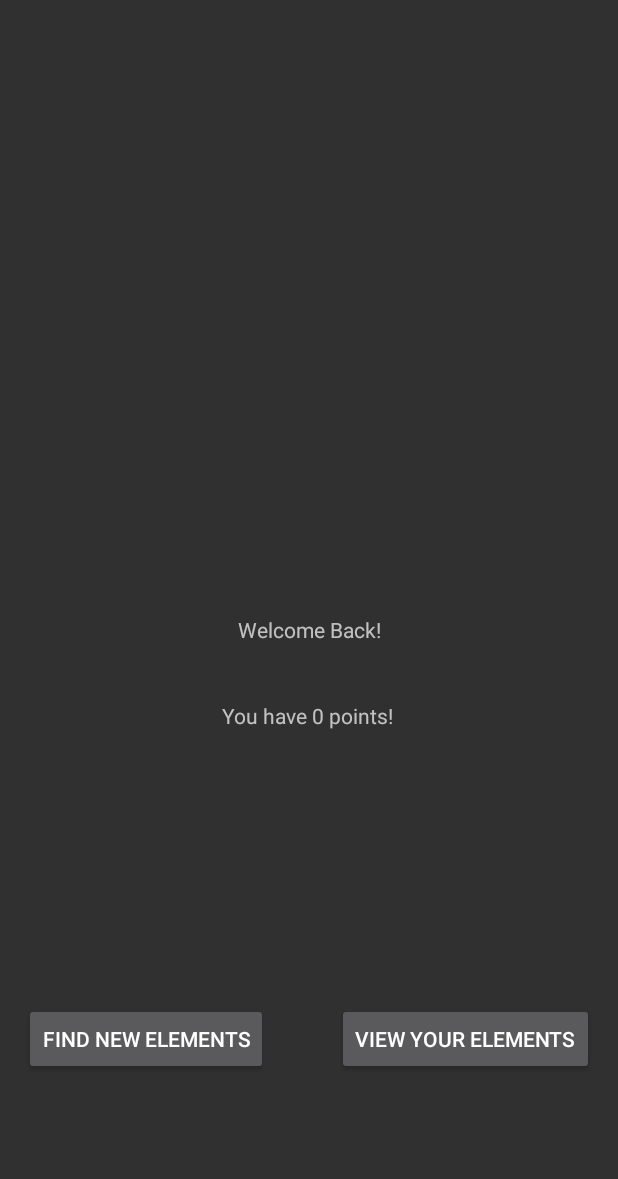
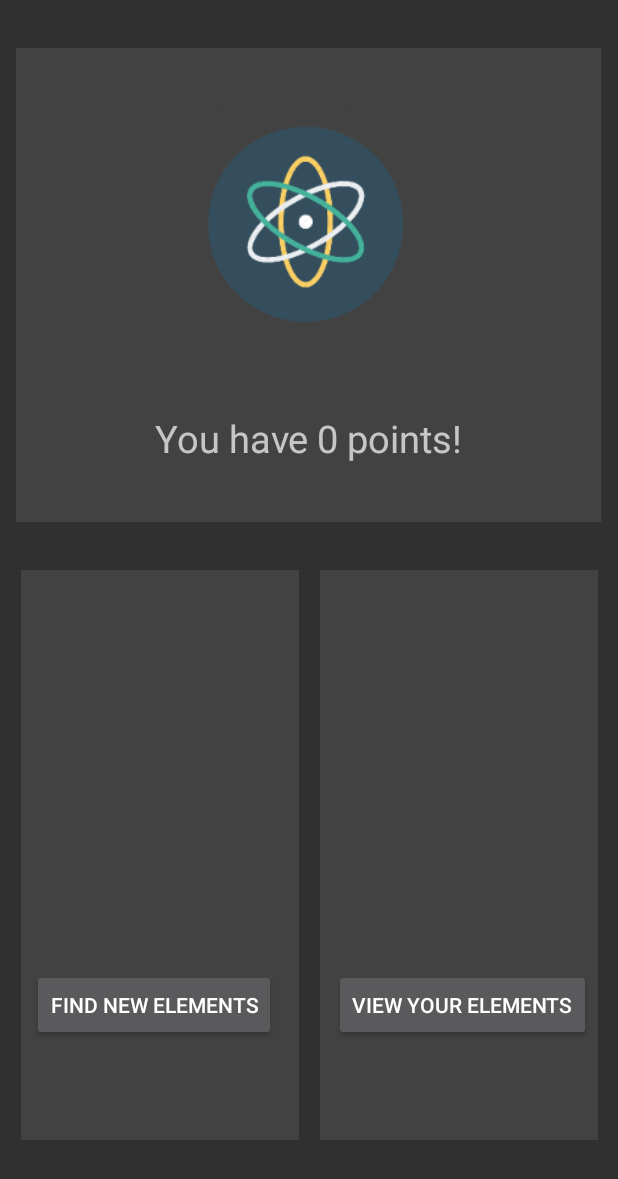
Before and after one commit to googsorbust/elemon-go, an Android app: the screen it shows after launch (HomeScreen), on a phone screen of 412 x 824 dp. Shown: the top 1179 px of the screen. Run offline under Robolectric (Android 15) with nearby library versions, the phone set to English and light mode, and no system bars.

Commit message:
Improve ui by creating card views

```diff
--- a/app/src/main/res/layout/activity_home_screen.xml
+++ b/app/src/main/res/layout/activity_home_screen.xml
@@ -2,73 +2,125 @@
 <android.support.constraint.ConstraintLayout xmlns:android="http://schemas.android.com/apk/res/android"
     xmlns:app="http://schemas.android.com/apk/res-auto"
     xmlns:tools="http://schemas.android.com/tools"
+    android:id="@+id/constraintLayout3"
     android:layout_width="match_parent"
     android:layout_height="match_parent"
     tools:context=".HomeScreen">
 
-    <TextView
-        android:id="@+id/welcomeLabel"
-        android:layout_width="wrap_content"
-        android:layout_height="wrap_content"
+    <android.support.constraint.ConstraintLayout
+        android:id="@+id/topCard"
+        android:layout_width="390dp"
+        android:layout_height="0dp"
+        android:layout_marginStart="8dp"
+        android:layout_marginTop="32dp"
+        android:layout_marginEnd="8dp"
+        android:layout_marginBottom="16dp"
+        android:background="@color/cardview_dark_background"
+        android:clickable="false"
+        app:layout_constraintBottom_toTopOf="@+id/constraintLayout4"
+        app:layout_constraintEnd_toEndOf="parent"
+        app:layout_constraintHorizontal_bias="0.4"
+        app:layout_constraintStart_toStartOf="parent"
+        app:layout_constraintTop_toTopOf="parent">
+
+        <ImageView
+            android:id="@+id/imageView"
+            android:layout_width="156dp"
+            android:layout_height="157dp"
             android:layout_marginStart="8dp"
             android:layout_marginTop="8dp"
             android:layout_marginEnd="8dp"
-        android:layout_marginBottom="356dp"
-        android:text="Welcome Back!"
-        app:layout_constraintBottom_toBottomOf="parent"
+            android:layout_marginBottom="8dp"
+            app:layout_constraintBottom_toTopOf="@+id/pointLabel"
             app:layout_constraintEnd_toEndOf="parent"
-        app:layout_constraintHorizontal_bias="0.501"
             app:layout_constraintStart_toStartOf="parent"
             app:layout_constraintTop_toTopOf="parent"
-        app:layout_constraintVertical_bias="0.913" />
+            app:srcCompat="@drawable/atom_icon" />
 
         <TextView
             android:id="@+id/pointLabel"
             android:layout_width="wrap_content"
             android:layout_height="wrap_content"
             android:layout_marginStart="8dp"
-        android:layout_marginTop="11dp"
+            android:layout_marginTop="8dp"
             android:layout_marginEnd="8dp"
             android:layout_marginBottom="8dp"
-        android:text="XYZ Points!"
+            android:text="You have 0 points!"
+            android:textSize="25sp"
             app:layout_constraintBottom_toBottomOf="parent"
             app:layout_constraintEnd_toEndOf="parent"
-        app:layout_constraintHorizontal_bias="0.498"
+            app:layout_constraintHorizontal_bias="0.502"
             app:layout_constraintStart_toStartOf="parent"
-        app:layout_constraintTop_toBottomOf="@+id/welcomeLabel"
-        app:layout_constraintVertical_bias="0.074" />
+            app:layout_constraintTop_toBottomOf="@+id/imageView" />
+    </android.support.constraint.ConstraintLayout>
+
+    <android.support.constraint.ConstraintLayout
+        android:id="@+id/constraintLayout4"
+        android:layout_width="390dp"
+        android:layout_height="380dp"
+        android:layout_marginStart="8dp"
+        android:layout_marginTop="16dp"
+        android:layout_marginEnd="8dp"
+        android:layout_marginBottom="64dp"
+        app:layout_constraintBottom_toBottomOf="parent"
+        app:layout_constraintEnd_toEndOf="parent"
+        app:layout_constraintHorizontal_bias="0.5"
+        app:layout_constraintStart_toStartOf="parent"
+        app:layout_constraintTop_toBottomOf="@+id/topCard">
+
+        <android.support.constraint.ConstraintLayout
+            android:id="@+id/rightCard"
+            android:layout_width="185dp"
+            android:layout_height="0dp"
+            android:layout_marginStart="5dp"
+            android:background="@color/cardview_dark_background"
+            app:layout_constraintBottom_toBottomOf="parent"
+            app:layout_constraintEnd_toEndOf="parent"
+            app:layout_constraintStart_toEndOf="@+id/leftCard"
+            app:layout_constraintTop_toTopOf="parent">
+
+            <Button
+                android:id="@+id/viewMyElementsButton"
+                android:layout_width="wrap_content"
+                android:layout_height="wrap_content"
+                android:layout_marginStart="10dp"
+                android:layout_marginTop="283dp"
+                android:layout_marginEnd="6dp"
+                android:layout_marginBottom="83dp"
+                android:onClick="showMyElementsScreen"
+                android:text="View Your Elements"
+                app:layout_constraintBottom_toBottomOf="parent"
+                app:layout_constraintEnd_toEndOf="parent"
+                app:layout_constraintStart_toStartOf="parent"
+                app:layout_constraintTop_toTopOf="parent" />
+        </android.support.constraint.ConstraintLayout>
+
+        <android.support.constraint.ConstraintLayout
+            android:id="@+id/leftCard"
+            android:layout_width="185dp"
+            android:layout_height="0dp"
+            android:layout_marginEnd="5dp"
+            android:background="@color/cardview_dark_background"
+            app:layout_constraintBottom_toBottomOf="parent"
+            app:layout_constraintEnd_toStartOf="@+id/rightCard"
+            app:layout_constraintStart_toStartOf="parent"
+            app:layout_constraintTop_toTopOf="parent">
 
             <Button
                 android:id="@+id/findNewElementsButton"
                 android:layout_width="wrap_content"
                 android:layout_height="wrap_content"
                 android:layout_marginStart="8dp"
-        android:layout_marginTop="8dp"
-        android:layout_marginEnd="8dp"
-        android:layout_marginBottom="8dp"
+                android:layout_marginTop="283dp"
+                android:layout_marginEnd="16dp"
+                android:layout_marginBottom="83dp"
                 android:onClick="showDetectionScreen"
                 android:text="Find New Elements"
                 app:layout_constraintBottom_toBottomOf="parent"
                 app:layout_constraintEnd_toEndOf="parent"
-        app:layout_constraintHorizontal_bias="0.034"
                 app:layout_constraintStart_toStartOf="parent"
-        app:layout_constraintTop_toTopOf="parent"
-        app:layout_constraintVertical_bias="0.869" />
+                app:layout_constraintTop_toTopOf="parent" />
+        </android.support.constraint.ConstraintLayout>
+    </android.support.constraint.ConstraintLayout>
 
-    <Button
-        android:id="@+id/viewMyElementsButton"
-        android:layout_width="wrap_content"
-        android:layout_height="wrap_content"
-        android:layout_marginStart="8dp"
-        android:layout_marginTop="8dp"
-        android:layout_marginEnd="8dp"
-        android:layout_marginBottom="8dp"
-        android:onClick="showMyElementsScreen"
-        android:text="View Your Elements"
-        app:layout_constraintBottom_toBottomOf="parent"
-        app:layout_constraintEnd_toEndOf="parent"
-        app:layout_constraintHorizontal_bias="0.964"
-        app:layout_constraintStart_toStartOf="parent"
-        app:layout_constraintTop_toTopOf="parent"
-        app:layout_constraintVertical_bias="0.869" />
 </android.support.constraint.ConstraintLayout>
```
Also changed, not shown: app/src/main/res/drawable-xxxhdpi/atom_icon.png (added). Lines whose indentation alone changed are shown as unchanged.
